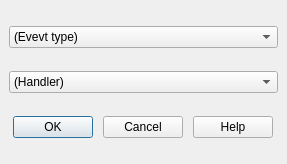
berkus/lavape, file lavape/src/LavaPE_UI/idd_attachhandler.ui: the form before one commit.
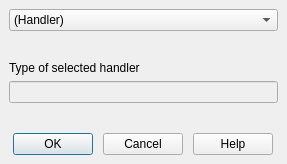
The form after the commit.

The edit to the form file:
```diff
--- a/lavape/src/LavaPE_UI/idd_attachhandler.ui
+++ b/lavape/src/LavaPE_UI/idd_attachhandler.ui
@@ -22,15 +22,6 @@
    <property name="spacing" >
     <number>6</number>
    </property>
-   <item>
-    <widget class="QComboBox" name="EventType" >
-     <item>
-      <property name="text" >
-       <string>(Evevt type)</string>
-      </property>
-     </item>
-    </widget>
-   </item>
    <item>
     <widget class="QComboBox" name="HandlerList" >
      <item>
@@ -40,6 +31,59 @@
      </item>
     </widget>
    </item>
+   <item>
+    <spacer>
+     <property name="orientation" >
+      <enum>Qt::Vertical</enum>
+     </property>
+     <property name="sizeHint" >
+      <size>
+       <width>20</width>
+       <height>21</height>
+      </size>
+     </property>
+    </spacer>
+   </item>
+   <item>
+    <layout class="QVBoxLayout" >
+     <property name="margin" >
+      <number>0</number>
+     </property>
+     <property name="spacing" >
+      <number>6</number>
+     </property>
+     <item>
+      <widget class="QLabel" name="label" >
+       <property name="text" >
+        <string>Type of selected handler</string>
+       </property>
+      </widget>
+     </item>
+     <item>
+      <widget class="QLineEdit" name="EventType" >
+       <property name="enabled" >
+        <bool>false</bool>
+       </property>
+       <property name="readOnly" >
+        <bool>true</bool>
+       </property>
+      </widget>
+     </item>
+    </layout>
+   </item>
+   <item>
+    <spacer>
+     <property name="orientation" >
+      <enum>Qt::Vertical</enum>
+     </property>
+     <property name="sizeHint" >
+      <size>
+       <width>20</width>
+       <height>21</height>
+      </size>
+     </property>
+    </spacer>
+   </item>
    <item>
     <layout class="QHBoxLayout" >
      <property name="margin" >
```
